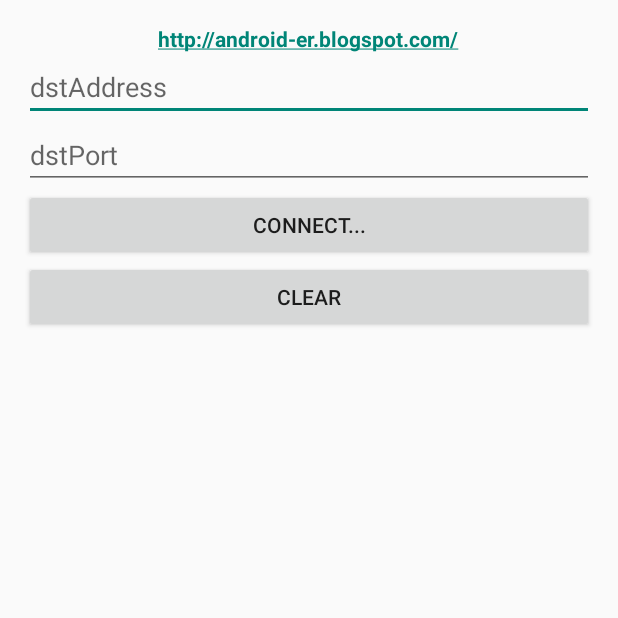
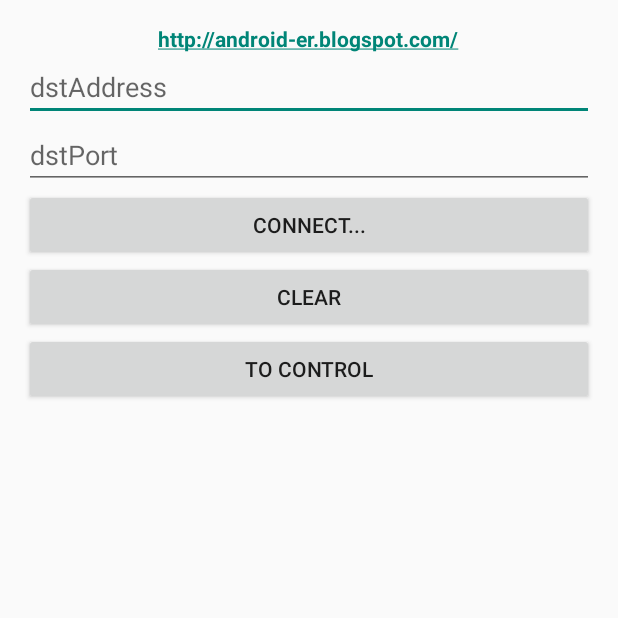
Before and after one commit to SandKierkegaard/AndroidStudio, an Android app: the screen it shows after launch (MainActivity), on a phone screen of 412 x 824 dp, the top half of it. Run offline under Robolectric (Android 15) with nearby library versions, the phone set to English and light mode, and no system bars.

Commit message:
Add button to 2nd Activity

```diff
--- a/Androidclient/app/src/main/java/com/example/sd/androidclient/MainActivity.java
+++ b/Androidclient/app/src/main/java/com/example/sd/androidclient/MainActivity.java
@@ -7,6 +7,7 @@ import java.io.InputStream;
 import java.net.Socket;
 import java.net.UnknownHostException;
 
+import android.content.Intent;
 import android.os.AsyncTask;
 import android.os.Bundle;
 import android.app.Activity;
@@ -20,7 +21,18 @@ public class MainActivity extends Activity {
 
     TextView textResponse;
     EditText editTextAddress, editTextPort;
-    Button buttonConnect, buttonClear;
+    Button buttonConnect, buttonClear, buttonToControl;
+
+
+
+    public void goToControl (View view) {
+        //
+
+        Intent intent = new Intent(this, ControlActivity.class);
+        startActivity(intent);
+    }
+
+
 
     @Override
     protected void onCreate(Bundle savedInstanceState) {
@@ -32,6 +44,8 @@ public class MainActivity extends Activity {
         buttonConnect = (Button) findViewById(R.id.connect);
         buttonClear = (Button) findViewById(R.id.clear);
         textResponse = (TextView) findViewById(R.id.response);
+        buttonToControl = (Button) findViewById(R.id.buttonToControl);
+
 
         buttonConnect.setOnClickListener(buttonConnectOnClickListener);
 
--- a/Androidclient/app/src/main/res/layout/activity_main.xml
+++ b/Androidclient/app/src/main/res/layout/activity_main.xml
@@ -36,6 +36,12 @@
         android:layout_width="match_parent"
         android:layout_height="wrap_content"
         android:text="Clear"/>
+    <Button
+        android:id="@+id/buttonToControl"
+        android:layout_width="match_parent"
+        android:layout_height="wrap_content"
+        android:text="To Control"
+        android:onClick="goToControl"/>
     <TextView
         android:id="@+id/response"
         android:layout_width="wrap_content"
--- a/Androidclient/app/src/main/res/values/strings.xml
+++ b/Androidclient/app/src/main/res/values/strings.xml
@@ -3,4 +3,5 @@
 
     <string name="hello_world">Hello world!</string>
     <string name="action_settings">Settings</string>
+    <string name="title_activity_control">ControlActivity</string>
 </resources>
```
Also changed, not shown: Androidclient/app/src/main/AndroidManifest.xml (+11 -3 lines), Androidclient/app/src/main/java/com/example/sd/androidclient/ControlActivity.java (added, +39 -0 lines), Androidclient/app/src/main/res/layout/activity_control.xml (added, +12 -0 lines), Androidclient/app/src/main/res/menu/menu_control.xml (added, +7 -0 lines).
